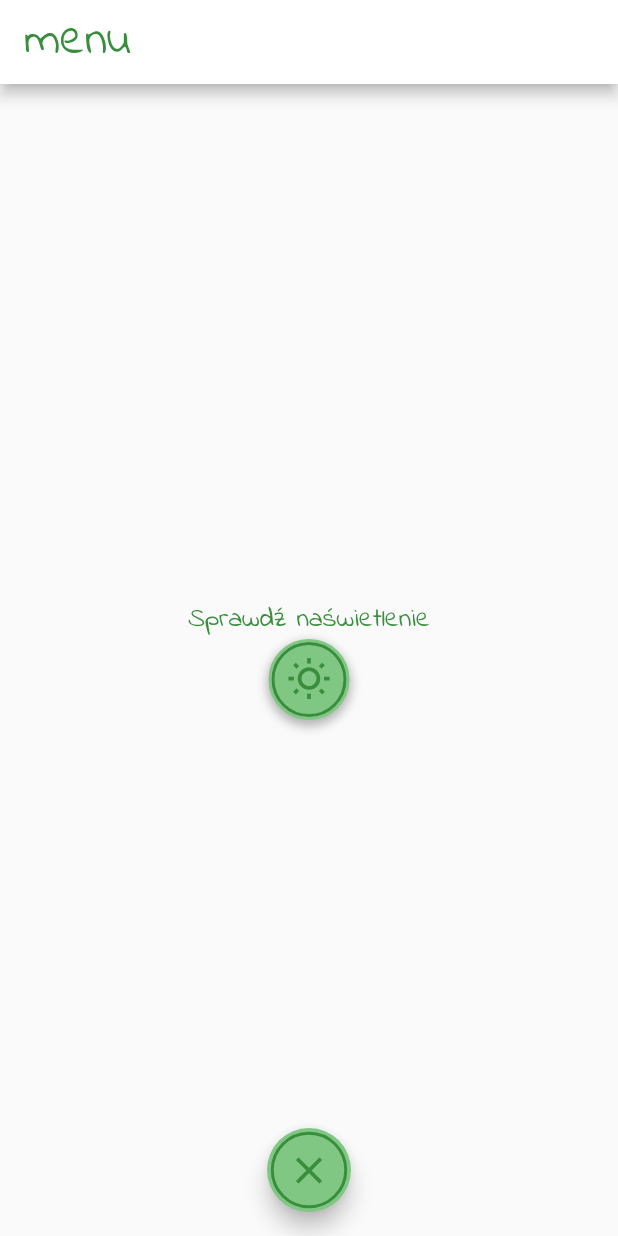
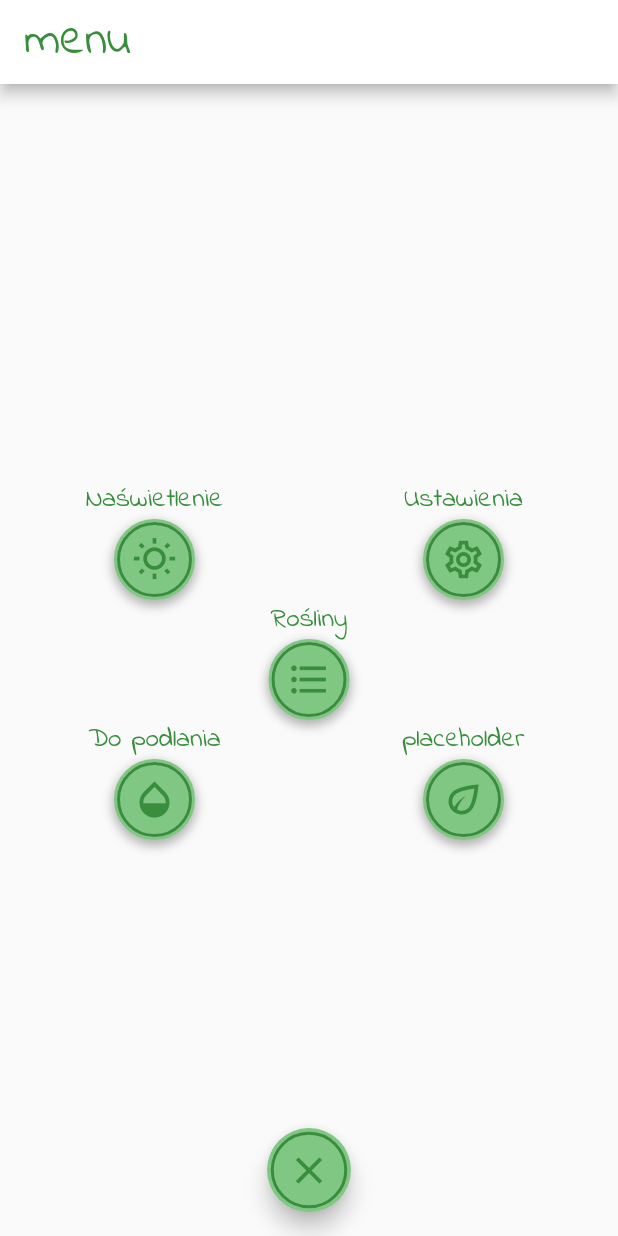
Before and after one commit to kkuczynski/LifefulLeaves, a Flutter app: the Menu screen opened by its route, on a phone screen of 412 x 824 dp. Run offline on Flutter 3.47's test engine with Material 2 defaults, Android fonts, the phone set to English and light mode, and no system bars; missing offline and left inert: light.

Commit message:
Added several menu buttons

```diff
--- a/lifeful_leaves/lib/main.dart
+++ b/lifeful_leaves/lib/main.dart
@@ -4,6 +4,9 @@ import 'package:lifeful_leaves/pages/home.dart';
 import 'package:lifeful_leaves/pages/light_check.dart';
 import 'package:lifeful_leaves/pages/loading.dart';
 import 'package:lifeful_leaves/pages/menu.dart';
+import 'package:lifeful_leaves/pages/plant_list.dart';
+import 'package:lifeful_leaves/pages/settings.dart';
+import 'package:lifeful_leaves/pages/watering_list.dart';
 
 void main() {
   WidgetsFlutterBinding.ensureInitialized();
@@ -13,5 +16,8 @@ void main() {
             '/home': (context) => Home(),
             '/menu': (context) => Menu(),
             '/light': (context) => LightCheck(),
+            '/settings': (context) => Settings(),
+            '/list': (context) => PlantList(),
+            '/watering': (context) => WateringList(),
           })));
 }
--- a/lifeful_leaves/lib/pages/menu.dart
+++ b/lifeful_leaves/lib/pages/menu.dart
@@ -27,12 +27,51 @@ class Menu extends StatelessWidget {
                 mainAxisAlignment: MainAxisAlignment.center,
                 crossAxisAlignment: CrossAxisAlignment.center,
                 children: [
-                  MenuButton(
-                      label: "Sprawdź naświetlenie",
-                      icon: Icons.wb_sunny_outlined,
-                      path: '/light')
+                  Expanded(
+                    flex: 5,
+                    child: MenuButton(
+                        label: 'Naświetlenie',
+                        icon: Icons.wb_sunny_outlined,
+                        path: '/light'),
+                  ),
+                  Expanded(
+                    flex: 5,
+                    child: MenuButton(
+                        label: 'Ustawienia',
+                        icon: Icons.settings_outlined,
+                        path: '/settings'),
+                  ),
                 ],
               ),
+              Row(
+                children: [
+                  Expanded(
+                    flex: 10,
+                    child: MenuButton(
+                        label: 'Rośliny',
+                        icon: Icons.format_list_bulleted,
+                        path: '/list'),
+                  ),
+                ],
+              ),
+              Row(
+                children: [
+                  Expanded(
+                    flex: 5,
+                    child: MenuButton(
+                        label: 'Do podlania',
+                        icon: Icons.opacity,
+                        path: '/watering'),
+                  ),
+                  Expanded(
+                    flex: 5,
+                    child: MenuButton(
+                        label: 'placeholder',
+                        icon: Icons.eco_outlined,
+                        path: '/watering'),
+                  ),
+                ],
+              )
             ]),
       ),
       floatingActionButton: CloseMenuFAB(),
--- a/lifeful_leaves/lib/widgets/menu_button.dart
+++ b/lifeful_leaves/lib/widgets/menu_button.dart
@@ -1,13 +1,14 @@
 import 'package:flutter/material.dart';
 
 class MenuButton extends StatelessWidget {
-  String path;
-  String label;
-  IconData icon;
+  final String path;
+  final String label;
+  final IconData icon;
   MenuButton({this.path, this.label, this.icon});
   @override
   Widget build(BuildContext context) {
-    return FlatButton(
+    return Container(
+      child: FlatButton(
         onPressed: () {
           Navigator.pushNamed(context, this.path);
         },
@@ -15,6 +16,7 @@ class MenuButton extends StatelessWidget {
           children: [
             Text(
               this.label,
+              overflow: TextOverflow.ellipsis,
               style: TextStyle(
                   fontFamily: 'IndieFlower',
                   color: Colors.green[700],
@@ -50,6 +52,7 @@ class MenuButton extends StatelessWidget {
             ),
           ],
         ),
+      ),
     );
   }
 }
```
Also changed, not shown: lifeful_leaves/lib/pages/plant_list.dart (added, +25 -0 lines), lifeful_leaves/lib/pages/settings.dart (added, +26 -0 lines), lifeful_leaves/lib/pages/watering_list.dart (added, +25 -0 lines). Lines whose indentation alone changed are shown as unchanged.
